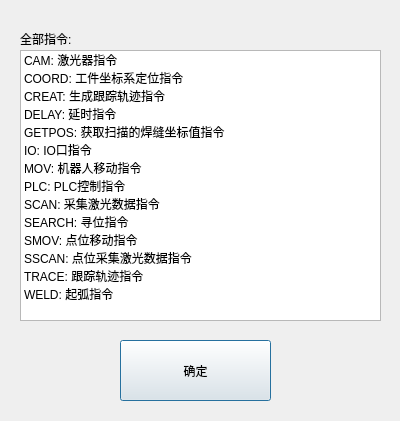
Before: the Qt Designer form othercmddlg.ui in qubo188612/qtwelding, drawn with Qt 5.
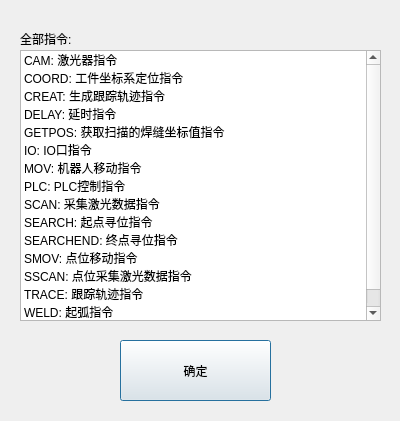
After: the same form once the commit is applied.

What changed in the file:
```diff
--- a/othercmddlg.ui
+++ b/othercmddlg.ui
@@ -98,7 +98,12 @@
    </item>
    <item>
     <property name="text">
-     <string>SEARCH: 寻位指令</string>
+     <string>SEARCH: 起点寻位指令</string>
+    </property>
+   </item>
+   <item>
+    <property name="text">
+     <string>SEARCHEND: 终点寻位指令</string>
     </property>
    </item>
    <item>
```
